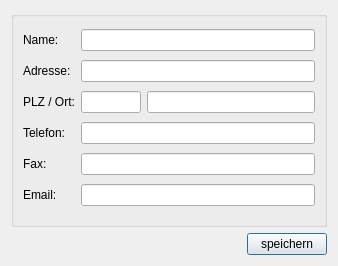
Old version of the form masterdata/persondialog.ui in the repository turnfix/turnfix.
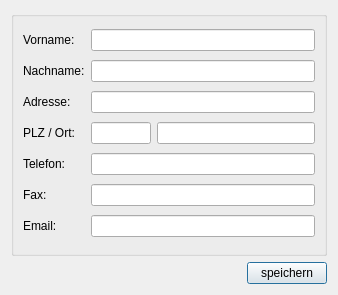
New version of the form. Icons and pictures are not drawn.

What changed in the file:
```diff
--- a/masterdata/persondialog.ui
+++ b/masterdata/persondialog.ui
@@ -7,7 +7,7 @@
     <x>0</x>
     <y>0</y>
     <width>338</width>
-    <height>266</height>
+    <height>295</height>
    </rect>
   </property>
   <property name="sizePolicy">
@@ -36,35 +36,65 @@
       <string/>
      </property>
      <layout class="QGridLayout" name="gridLayout_2">
-      <item row="0" column="0">
-       <widget class="QLabel" name="label">
-        <property name="text">
-         <string>Name:</string>
-        </property>
-       </widget>
-      </item>
-      <item row="0" column="1" colspan="2">
-       <widget class="QLineEdit" name="txt_name"/>
-      </item>
-      <item row="1" column="0">
-       <widget class="QLabel" name="label_2">
-        <property name="text">
-         <string>Adresse:</string>
-        </property>
-       </widget>
+      <item row="4" column="1" colspan="2">
+       <widget class="QLineEdit" name="phoneNumberText"/>
       </item>
       <item row="1" column="1" colspan="2">
        <widget class="QLineEdit" name="txt_adress"/>
       </item>
-      <item row="2" column="0">
+      <item row="6" column="0">
+       <widget class="QLabel" name="label_6">
+        <property name="text">
+         <string>Email:</string>
+        </property>
+       </widget>
+      </item>
+      <item row="1" column="0">
+       <widget class="QLabel" name="label">
+        <property name="text">
+         <string>Nachname:</string>
+        </property>
+       </widget>
+      </item>
+      <item row="2" column="1" colspan="2">
+       <widget class="QLineEdit" name="addressText"/>
+      </item>
+      <item row="5" column="0">
+       <widget class="QLabel" name="label_5">
+        <property name="text">
+         <string>Fax:</string>
+        </property>
+       </widget>
+      </item>
+      <item row="6" column="1" colspan="2">
+       <widget class="QLineEdit" name="emailText"/>
+      </item>
+      <item row="3" column="0">
        <widget class="QLabel" name="label_3">
         <property name="text">
          <string>PLZ / Ort:</string>
         </property>
        </widget>
       </item>
-      <item row="2" column="1">
-       <widget class="QLineEdit" name="txt_plz">
+      <item row="4" column="0">
+       <widget class="QLabel" name="label_4">
+        <property name="text">
+         <string>Telefon:</string>
+        </property>
+       </widget>
+      </item>
+      <item row="2" column="0">
+       <widget class="QLabel" name="label_2">
+        <property name="text">
+         <string>Adresse:</string>
+        </property>
+       </widget>
+      </item>
+      <item row="3" column="2">
+       <widget class="QLineEdit" name="cityText"/>
+      </item>
+      <item row="3" column="1">
+       <widget class="QLineEdit" name="zipText">
         <property name="sizePolicy">
          <sizepolicy hsizetype="Fixed" vsizetype="Fixed">
           <horstretch>0</horstretch>
@@ -88,38 +118,18 @@
         </property>
        </widget>
       </item>
-      <item row="2" column="2">
-       <widget class="QLineEdit" name="txt_ort"/>
-      </item>
-      <item row="3" column="0">
-       <widget class="QLabel" name="label_4">
-        <property name="text">
-         <string>Telefon:</string>
-        </property>
-       </widget>
-      </item>
-      <item row="4" column="0">
-       <widget class="QLabel" name="label_5">
-        <property name="text">
-         <string>Fax:</string>
-        </property>
-       </widget>
-      </item>
-      <item row="5" column="0">
-       <widget class="QLabel" name="label_6">
-        <property name="text">
-         <string>Email:</string>
-        </property>
-       </widget>
-      </item>
-      <item row="3" column="1" colspan="2">
-       <widget class="QLineEdit" name="txt_phone"/>
-      </item>
-      <item row="4" column="1" colspan="2">
-       <widget class="QLineEdit" name="txt_fax"/>
-      </item>
       <item row="5" column="1" colspan="2">
-       <widget class="QLineEdit" name="txt_mail"/>
+       <widget class="QLineEdit" name="faxText"/>
+      </item>
+      <item row="0" column="0">
+       <widget class="QLabel" name="label_7">
+        <property name="text">
+         <string>Vorname:</string>
+        </property>
+       </widget>
+      </item>
+      <item row="0" column="1" colspan="2">
+       <widget class="QLineEdit" name="firstNameText"/>
       </item>
      </layout>
     </widget>
```
Left out of the diff: 13 changed lines with no effect on the pictures.
